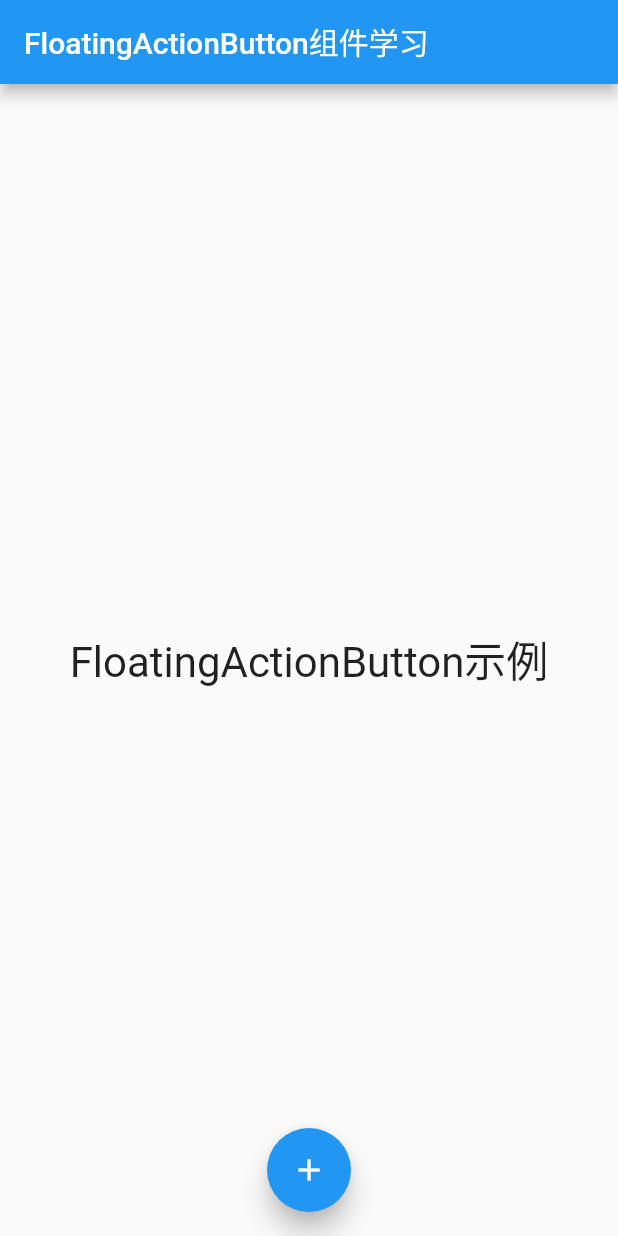
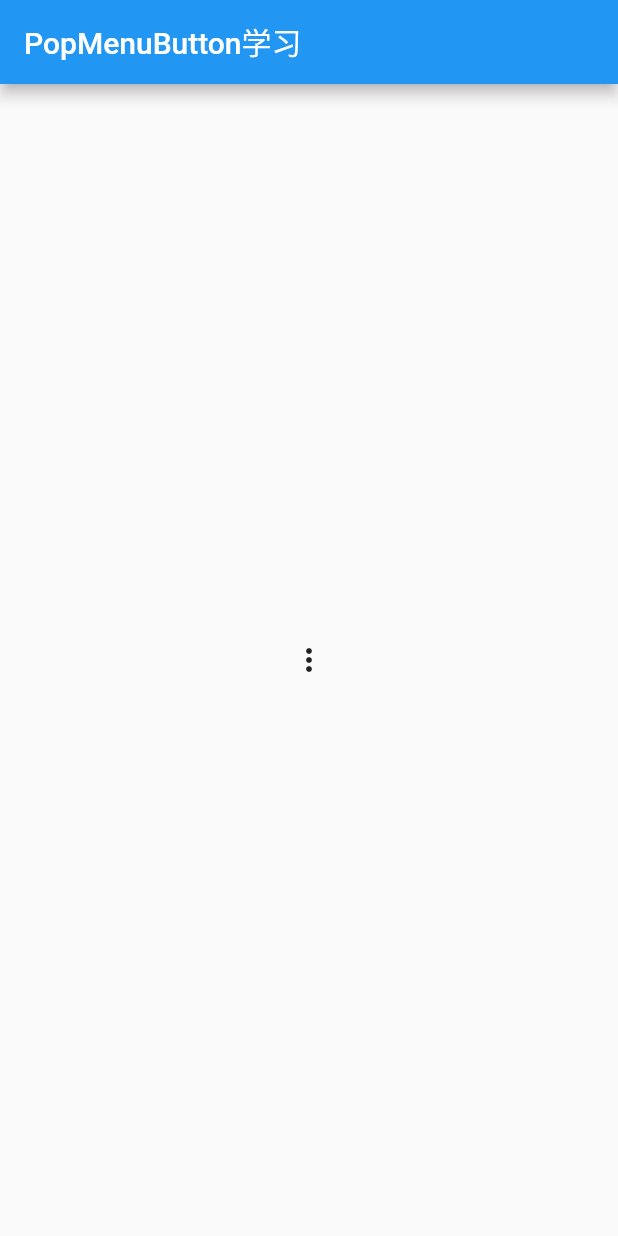
Before and after one commit to Ellen2018/flutter_study_app, a Flutter app: the screen it shows after launch, on a phone screen of 412 x 824 dp. Run offline on Flutter 3.47's test engine with Material 2 defaults, Android fonts, the phone set to English and light mode, and no system bars.

Commit message:
演示FlatButton & PopupMenuButton 组件

```diff
--- a/lib/main.dart
+++ b/lib/main.dart
@@ -11,13 +11,14 @@ import 'package:flutter_study_app/material/StudyAppBar.dart';
 import 'package:flutter_study_app/material/StudyBottomNavigationBar.dart';
 import 'package:flutter_study_app/material/StudyDrawer.dart';
 import 'package:flutter_study_app/material/StudyFloatingActionButton.dart';
+import 'package:flutter_study_app/material/StudyPopMenuButton.dart';
 import 'package:flutter_study_app/material/StudyRoute.dart';
 import 'package:flutter_study_app/material/StudyScaffold.dart';
 import 'package:flutter_study_app/material/StudyTabBar.dart';
 
 void main() {
   //配置App
-  runApp(new StudyFloatingActionButtonApp());
+  runApp(new StudyPopMenuButtonApp());
 }
 
 class MyApp extends StatelessWidget {
--- /dev/null
+++ b/lib/material/StudyPopMenuButton.dart
@@ -0,0 +1,36 @@
+import 'package:flutter/material.dart';
+
+class StudyPopMenuButtonApp extends StatelessWidget{
+  @override
+  Widget build(BuildContext context) {
+    return MaterialApp(
+      title: 'PopMenuButton学习',
+      home: PopMenuButtonDemo(),
+    );
+  }
+}
+
+enum ConferenceItem{AddMember,LockConference,ModifyLayout,TurnoffAll}
+
+class PopMenuButtonDemo extends StatelessWidget{
+  @override
+  Widget build(BuildContext context) {
+    return Scaffold(
+      appBar: AppBar(title: Text('PopMenuButton学习'),),
+      body: Center(
+        child: FlatButton(
+          onPressed: (){},
+          child: PopupMenuButton<ConferenceItem>(
+            onSelected: (ConferenceItem result){},
+            itemBuilder: (BuildContext context)=><PopupMenuEntry<ConferenceItem>>[
+              const PopupMenuItem<ConferenceItem>(value: ConferenceItem.AddMember,child: Text('添加成员'),),
+              const PopupMenuItem<ConferenceItem>(value: ConferenceItem.LockConference,child: Text('锁定会议'),),
+              const PopupMenuItem<ConferenceItem>(value: ConferenceItem.ModifyLayout,child: Text('修改布局'),),
+              const PopupMenuItem<ConferenceItem>(value: ConferenceItem.TurnoffAll,child: Text('挂断所有'),),
+            ],
+          ),
+        ),
+      ),
+    );
+  }
+}
```
Also changed, not shown: lib/material/StudyFlatButton.dart (added, +30 -0 lines).
